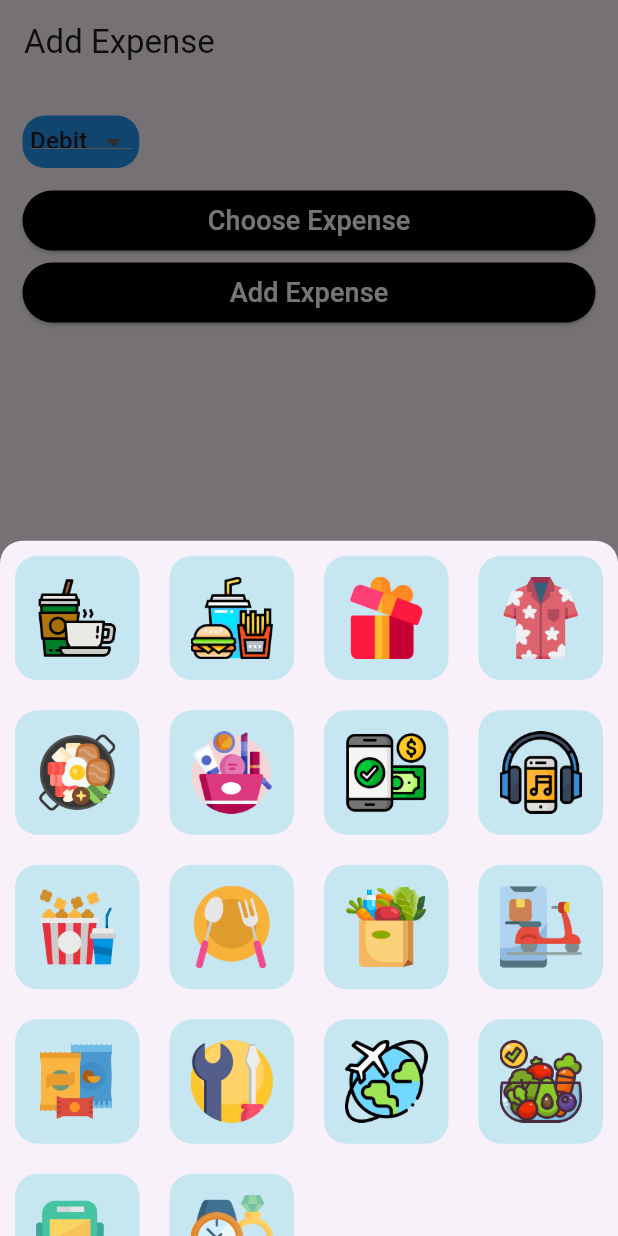
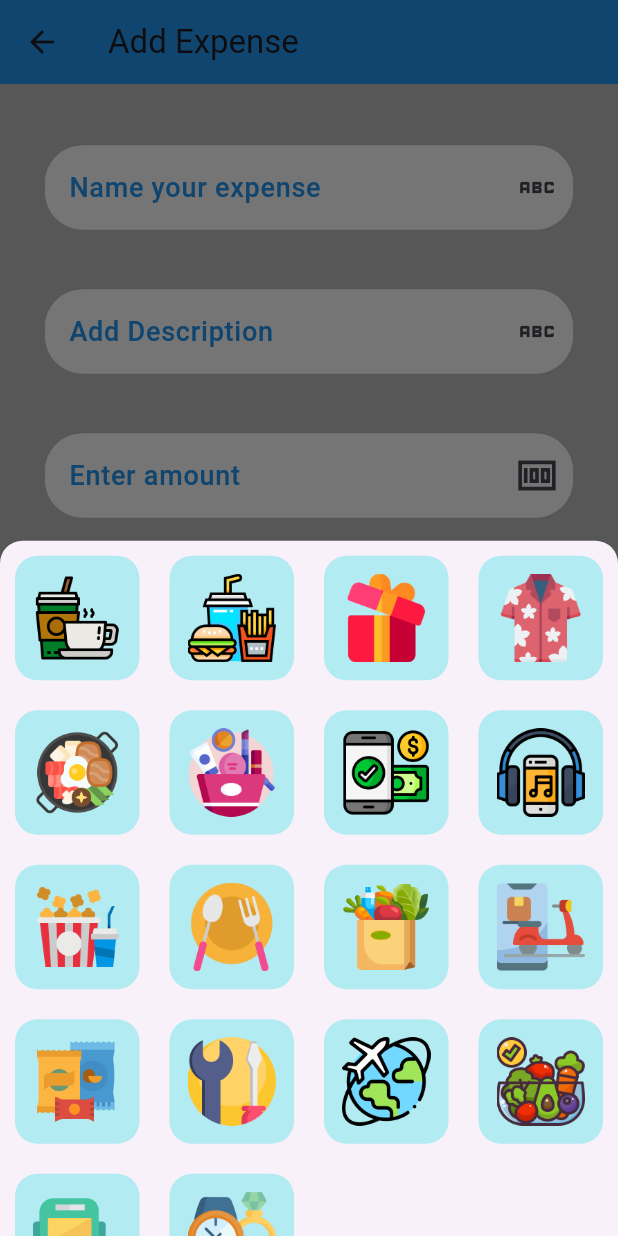
Before and after one commit to raunak2909/expense_173_16_12_2023, a Flutter app: the AddExpenseScreen screen opened directly, after a tap on "Choose Expense", on a phone screen of 412 x 824 dp. Run offline on Flutter 3.47's test engine with Material 3 defaults, Android fonts, the phone set to English and light mode, and no system bars; our stand-ins replace animated_text_kit, bloc, flutter_bloc, google_fonts, shared_preferences, sqflite; accounts and stored records are empty.

Commit message:
Added Bloc Provider, Builder, date, and AddExpense functionality

```diff
--- a/lib/Model/expense_model.dart
+++ b/lib/Model/expense_model.dart
@@ -13,15 +13,15 @@ class ExpenseModel {
     required this.expCatType,
   });
 
-  String expId;
-  String uId;
+  int expId;
+  int uId;
   String expTitle;
   String expDesc;
   String expTimeStamp;
-  String expAmt;
-  String expBal;
-  String expType;
-  String expCatType;
+  num expAmt;
+  num expBal;
+  int expType;
+  int expCatType;
 
   factory ExpenseModel.fromMap(Map<String, dynamic> map) {
     return ExpenseModel(
--- a/lib/Screens/add_expense_screen.dart
+++ b/lib/Screens/add_expense_screen.dart
@@ -1,51 +1,76 @@
 import 'package:flutter/material.dart';
-import 'package:wscube_expense_app/AppConstant/content_constant.dart';
+import 'package:flutter_bloc/flutter_bloc.dart';
+import 'package:intl/intl.dart';
+import 'package:wscube_expense_app/Model/expense_model.dart';
+import 'package:wscube_expense_app/exp_bloc/expense_bloc.dart';
 
+import '../AppConstant/content_constant.dart';
 import '../Constants/elevated_button.dart';
-import '../Constants/text_field.dart';
+import '../app_widgets/expense_text_field.dart';
 
 class AddExpenseScreen extends StatefulWidget {
+  const AddExpenseScreen({super.key});
+
   @override
-  State<AddExpenseScreen> createState() => _AddExpenseScreenState();
+  State<AddExpenseScreen> createState() => _AddExpenseState();
 }
 
-class _AddExpenseScreenState extends State<AddExpenseScreen> {
-  var titleController = TextEditingController();
+class _AddExpenseState extends State<AddExpenseScreen> {
+  String selectedTransactionType = "Debit";
+  DateTime expenseDate = DateTime.now();
 
-  var descController = TextEditingController();
+  ///for default date
+  String elevatedBtnName = "Choose Date";
+  var selectedCatIndex = -1;
 
-  var amtController = TextEditingController();
+  final TextEditingController titleController = TextEditingController();
+  final TextEditingController descController = TextEditingController();
+  final TextEditingController amountController = TextEditingController();
 
-  var transactionType = ["Debit", "Credit"];
+  Future<void> _selectDate(BuildContext context) async {
+    final DateTime? selectedDate = await showDatePicker(
+      context: context,
+      initialDate: DateTime.now(),
+      firstDate: DateTime(2000, 2, 15),
+      lastDate: DateTime.now(),
+    );
 
-  var selectedTransactionType = "Debit";
-
-  var selectedCatIndex = -1;
+    if (selectedDate != null) {
+      setState(() {
+        expenseDate = selectedDate;
+      });
+    }
+  }
 
   @override
   Widget build(BuildContext context) {
     return Scaffold(
+      backgroundColor: Colors.grey.shade400,
       appBar: AppBar(
-        title: Text('Add Expense'),
+        title: const Text("Add Expense"),
+        backgroundColor: Colors.blue,
       ),
       body: SingleChildScrollView(
         child: Column(
           crossAxisAlignment: CrossAxisAlignment.start,
           children: [
             const SizedBox(height: 21),
-            /*CstmTextField(
-              label: "Add Description",
+            ExpenseTextField(
+              label: "Name your expense",
+              controller: titleController,
               iconData: Icons.abc,
             ),
-            CstmTextField(
+            ExpenseTextField(
               label: "Add Description",
+              controller: descController,
               iconData: Icons.abc,
             ),
-            CstmTextField(
+            ExpenseTextField(
               label: "Enter amount",
+              controller: amountController,
               iconData: Icons.money_sharp,
               keyboardType: TextInputType.number,
-            ),*/
+            ),
             Padding(
               padding: const EdgeInsets.only(left: 15, right: 15),
               child: Column(
@@ -59,36 +84,56 @@ class _AddExpenseScreenState extends State<AddExpenseScreen> {
                       borderRadius: BorderRadius.circular(15),
                     ),
                     child: DropdownButton(
+                      dropdownColor: Colors.blue,
+                      focusColor: Colors.white,
                       value: selectedTransactionType,
-                        items: transactionType
-                            .map((type) => DropdownMenuItem(
-                          value: type,
-                            child: Text(type)))
-                            .toList(),
-                        onChanged: (value) {
-                          selectedTransactionType = value!;
+                      onChanged: (newValue) {
                         setState(() {
-
+                          selectedTransactionType = newValue!;
                         });
                       },
-                      )),
+                      items: ["Debit", "Credit"].map((type) {
+                        return DropdownMenuItem(
+                          value: type,
+                          child: Text(
+                            type,
+                            style: const TextStyle(color: Colors.white),
+                          ),
+                        );
+                      }).toList(),
+                    ),
+                  ),
                   const SizedBox(height: 11),
                   CstmButton(
                     name: "Choose Expense",
-                    mWidget: selectedCatIndex!=-1 ? Row(
+                    btnColor: Colors.white,
+                    textColor: Colors.black,
+                    mWidget: selectedCatIndex != -1
+                        ? Row(
                       mainAxisAlignment: MainAxisAlignment.center,
                       children: [
-                        Image.asset(AppConstants.mCategories[selectedCatIndex].catImgPath, width: 25, height: 25,),
-                        Text(" - ${AppConstants.mCategories[selectedCatIndex].catTitle}", style: TextStyle(color: Colors.white),),
+                        Image.asset(
+                          AppConstants
+                              .mCategories[selectedCatIndex].catImgPath,
+                          width: 30,
+                          height: 30,
+                        ),
+                        Text(
+                          "  -  ${AppConstants.mCategories[selectedCatIndex]
+                              .catTitle}",
+                          style: const TextStyle(
+                              fontSize: 18,
+                              color: Colors.black,
+                              fontWeight: FontWeight.w500),
+                        )
                       ],
-                    ) : null,
-                    btnColor: Colors.black,
-                    textColor: Colors.white,
+                    )
+                        : null,
                     onTap: () {
                       showModalBottomSheet(
-                        shape: RoundedRectangleBorder(
-                          borderRadius: BorderRadius.vertical(top: Radius.circular(15))
-                        ),
+                          shape: const RoundedRectangleBorder(
+                              borderRadius: BorderRadius.vertical(
+                                  top: Radius.circular(15))),
                           context: context,
                           builder: (context) {
                             return GridView.builder(
@@ -99,23 +144,21 @@ class _AddExpenseScreenState extends State<AddExpenseScreen> {
                                 itemBuilder: (context, index) {
                                   var eachCat = AppConstants.mCategories[index];
                                   return InkWell(
-                                    onTap: (){
+                                    onTap: () {
+                                      setState(() {
                                         selectedCatIndex = index;
-                                      setState(() {
-
                                       });
                                       Navigator.pop(context);
                                     },
                                     child: Container(
                                       margin: const EdgeInsets.all(10),
                                       decoration: BoxDecoration(
-                                        color: Colors.cyan.withOpacity(0.2),
+                                        color: Colors.cyan.shade100,
                                         borderRadius: BorderRadius.circular(15),
                                       ),
                                       child: Padding(
-                                        padding: const EdgeInsets.all(14),
-                                        child: Image.asset(
-                                            eachCat.catImgPath),
+                                        padding: const EdgeInsets.all(12),
+                                        child: Image.asset(eachCat.catImgPath),
                                       ),
                                     ),
                                   );
@@ -123,19 +166,37 @@ class _AddExpenseScreenState extends State<AddExpenseScreen> {
                           });
                     },
                   ),
-                  /*CstmButton(
-                    name: elevatedBtnName,
+                  CstmButton(
+                    name: DateFormat.yMMMMd().format(expenseDate),
                     btnColor: Colors.white,
                     textColor: Colors.purple,
                     onTap: () {
                       _selectDate(context);
                     },
-                  ),*/
+                  ),
                   CstmButton(
-                    name: "Add Expense",
+                    name: "ADD Expense",
                     btnColor: Colors.black,
                     textColor: Colors.white,
-                    onTap: () {},
+                    onTap: () {
+
+                      print(amountController.text.toString());
+
+                      var newExpense = ExpenseModel(
+                          expId: 0,
+                          uId: 0,
+                          expTitle: titleController.text.toString(),
+                          expDesc: descController.text.toString(),
+                          expTimeStamp: expenseDate.millisecondsSinceEpoch.toString(),
+                          expAmt: int.parse(amountController.text.toString()),
+                          expBal: 0,
+                          expType: selectedTransactionType=="Debit" ? 0 : 1,
+                          expCatType: selectedCatIndex
+                      );
+
+                      BlocProvider.of<ExpenseBloc>(context).add(AddExpenseEvent(newExpense: newExpense));
+                      Navigator.pop(context);
+                    },
                   ),
                 ],
               ),
--- /dev/null
+++ b/lib/app_widgets/expense_text_field.dart
@@ -0,0 +1,56 @@
+import 'package:flutter/material.dart';
+import 'package:flutter/services.dart';
+
+class ExpenseTextField extends StatelessWidget {
+  const ExpenseTextField({
+    super.key,
+    required this.label,
+    required this.iconData,
+    this.keyboardType = TextInputType.text,
+    this.controller,
+  });
+
+  final String label;
+  final IconData iconData;
+  final TextInputType keyboardType;
+  final TextEditingController? controller;
+
+  @override
+  Widget build(BuildContext context) {
+    return Padding(
+      padding: const EdgeInsets.symmetric(horizontal: 30, vertical: 20),
+      child: TextFormField(
+        controller: controller,
+        keyboardType: keyboardType,
+        decoration: InputDecoration(
+          filled: true,
+          fillColor: Colors.white,
+          border: OutlineInputBorder(
+            borderRadius: BorderRadius.circular(25),
+            borderSide: const BorderSide(color: Colors.white),
+          ),
+          enabledBorder: OutlineInputBorder(
+            borderRadius: BorderRadius.circular(25),
+            borderSide: const BorderSide(color: Colors.white),
+          ),
+          focusedBorder: OutlineInputBorder(
+            borderRadius: BorderRadius.circular(25),
+            borderSide: const BorderSide(color: Colors.white),
+          ),
+          label: Text(
+            label,
+            style: const TextStyle(
+              fontSize: 18,
+              fontWeight: FontWeight.w500,
+              color: Colors.blue,
+            ),
+          ),
+          suffixIcon: Icon(
+            iconData,
+            size: 30,
+          ),
+        ),
+      ),
+    );
+  }
+}
```
Also changed, not shown: lib/Screens/home_screen.dart (+42 -21 lines), lib/main.dart (+9 -2 lines). Lines whose indentation alone changed are shown as unchanged.
